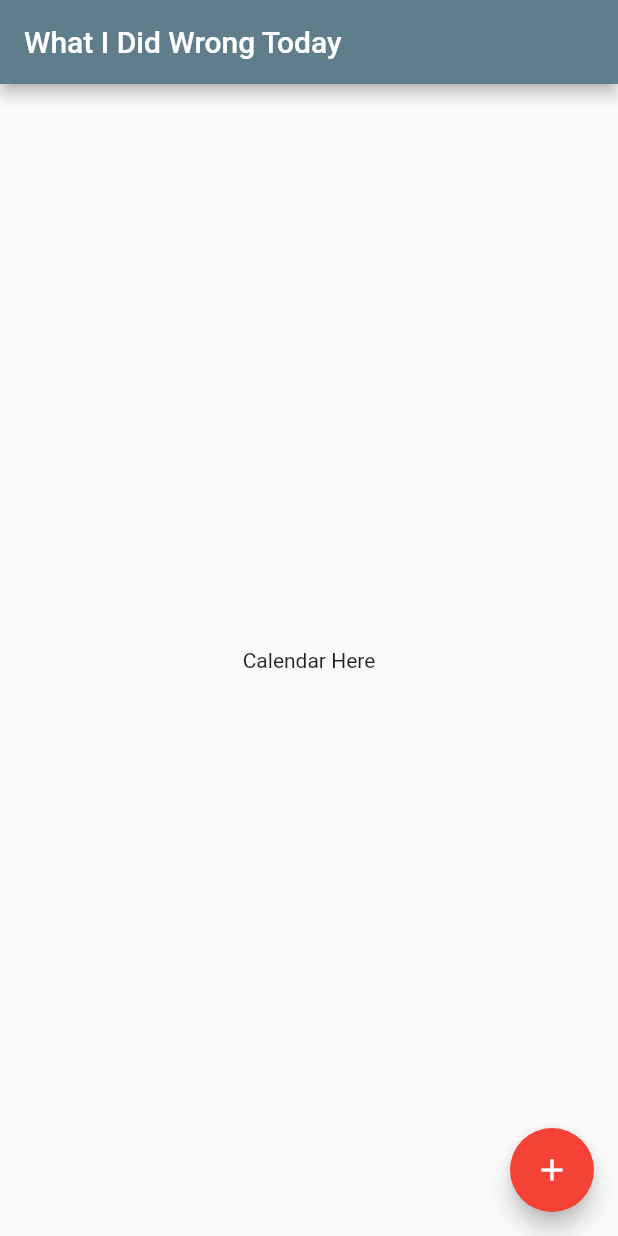
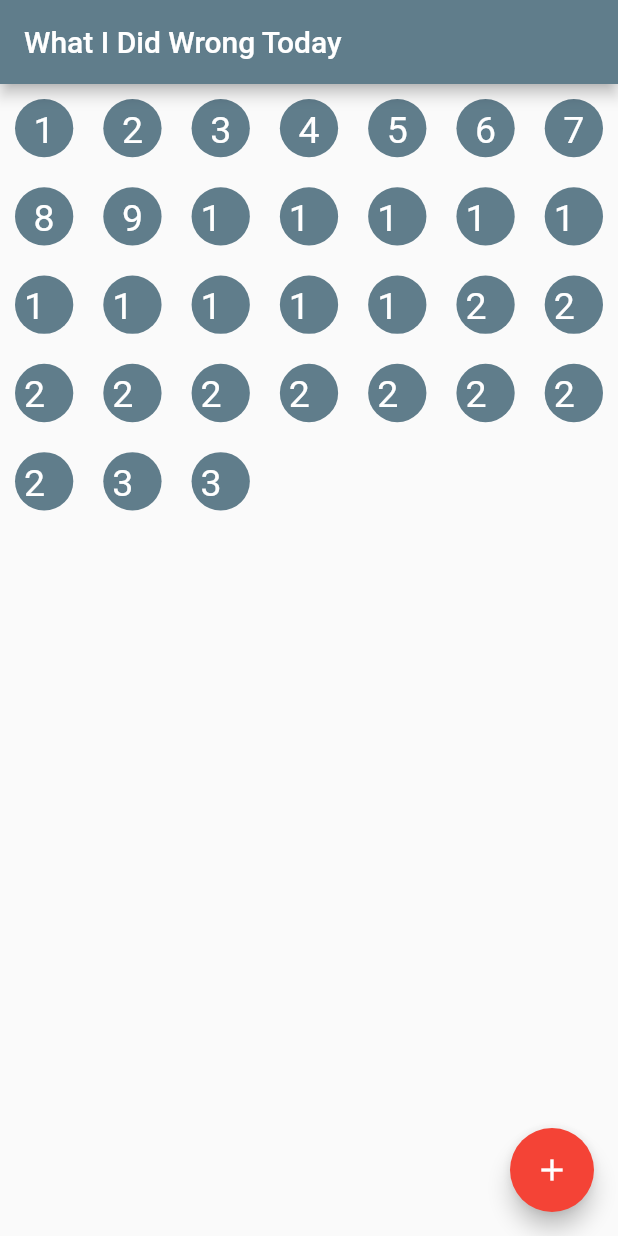
Before and after one commit to nelubinegor/FlutterApp2, a Flutter app: the screen it shows after launch, on a phone screen of 412 x 824 dp. Run offline on Flutter 3.47's test engine with Material 2 defaults, Android fonts, the phone set to English and light mode, and no system bars.

Commit message:
Calendar added

```diff
--- a/hell/lib/homePage.dart
+++ b/hell/lib/homePage.dart
@@ -10,8 +10,33 @@ class HomePage extends StatelessWidget {
           textAlign: TextAlign.center,
         ),
       ),
-      body: Center(
-        child: Text('Calendar Here'),
+      body: GridView.count(
+        // Create a grid with 2 columns. If you change the scrollDirection to
+        // horizontal, this produces 2 rows.
+        crossAxisCount: 7,
+        // Generate 100 widgets that display their index in the List.
+
+        children: List.generate(31, (index) {
+          return Center(
+            child: Container(
+              margin: const EdgeInsets.all(10.0),
+              padding: const EdgeInsets.all(6.0),
+              child: Center(
+                child: Text(
+                  '${index + 1}',
+                  style: TextStyle(
+                    color: Colors.white,
+                    fontSize: 25,
+                  ),
+                ),
+              ),
+              decoration: new BoxDecoration(
+                color: Colors.blueGrey,
+                shape: BoxShape.circle,
+              ),
+            ),
+          );
+        }),
       ),
       floatingActionButton: FloatingActionButton(
         onPressed: () {
--- a/hell/pubspec.yaml
+++ b/hell/pubspec.yaml
@@ -21,6 +21,7 @@ environment:
   sdk: '>=2.12.0 <3.0.0'
 
 dependencies:
+  table_calendar: ^2.3.3
   flutter:
     sdk: flutter
 
```
Also changed, not shown: hell/pubspec.lock.
